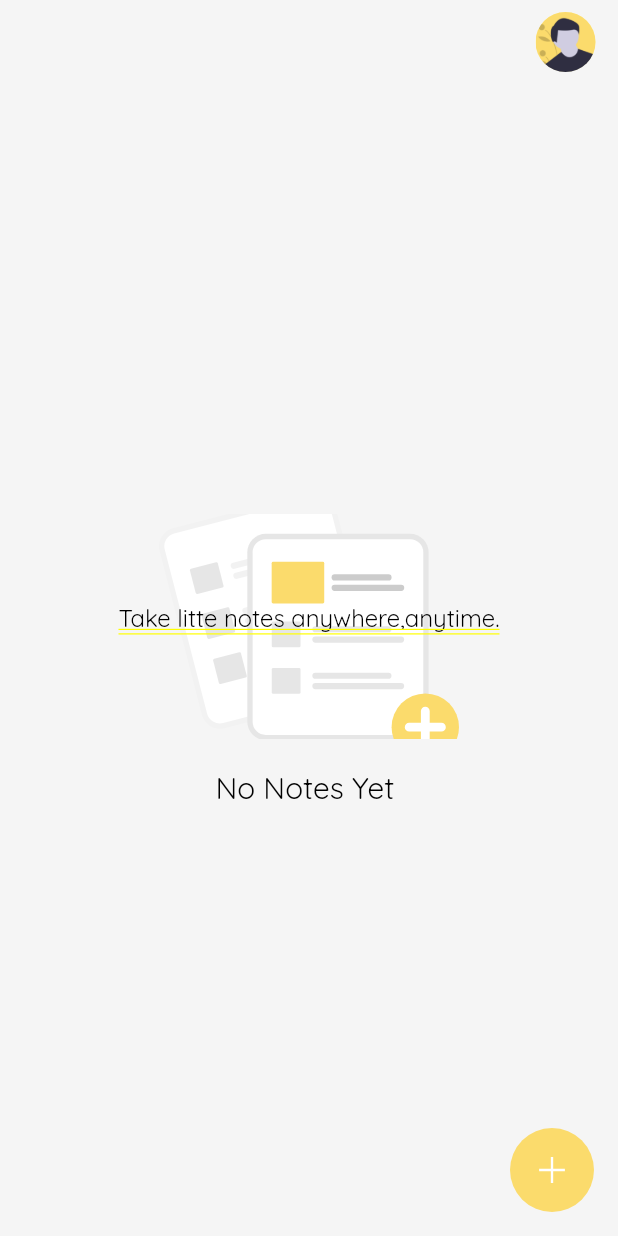
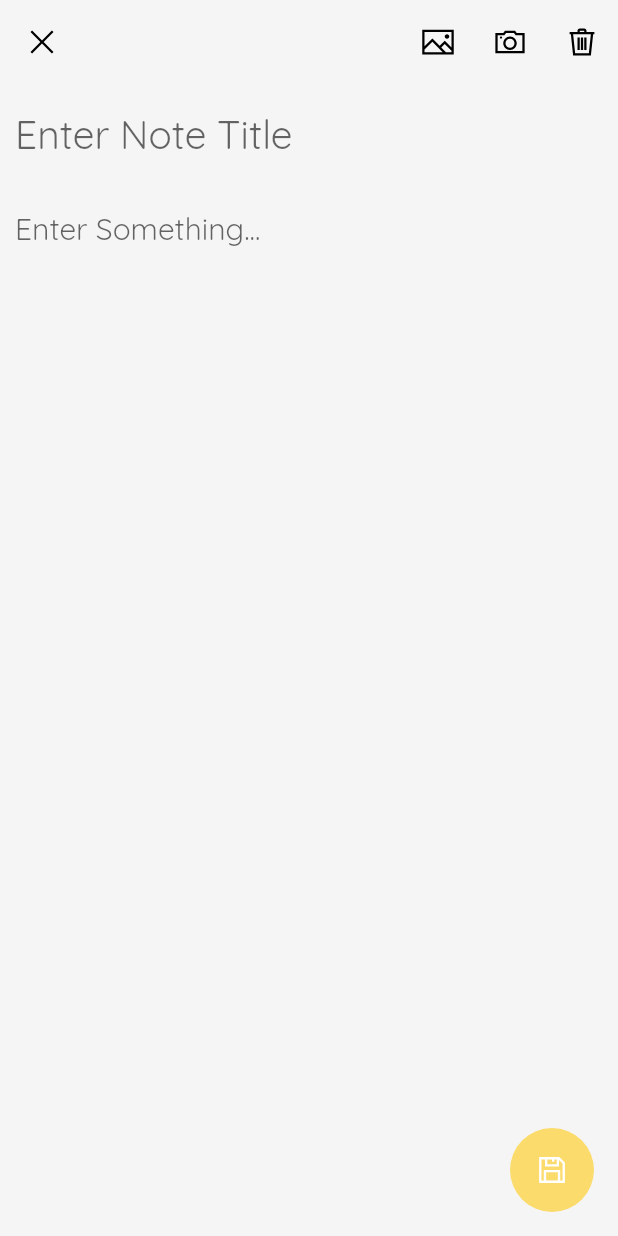
Before and after one commit to Strange-Philip/tiny_notes, a Flutter app: the Home screen opened by its route, after a tap on an icon or button, on a phone screen of 412 x 824 dp. Run offline on Flutter 3.47's test engine with Material 2 defaults, Android fonts, the phone set to English and light mode, and no system bars; our stand-ins replace flutter_spinkit, flutter_svg, image_picker, introduction_screen, line_icons, shared_preferences and 1 more; missing offline and left inert: animated_splash; accounts and stored records are empty.

Commit message:
home and edit screen fixed plus image functions

```diff
--- a/lib/homepage.dart
+++ b/lib/homepage.dart
@@ -1,7 +1,12 @@
 import 'package:animated_splash/animated_splash.dart';
 import 'package:flutter/material.dart';
+import 'package:flutter_spinkit/flutter_spinkit.dart';
 import 'package:flutter_svg/svg.dart';
 import 'package:line_icons/line_icons.dart';
+import 'package:provider/provider.dart';
+
+import 'models/noteprovider.dart';
+import 'noteEdit.dart';
 
 class Home extends StatelessWidget {
   @override
@@ -9,27 +14,28 @@ class Home extends StatelessWidget {
     return SafeArea(
       child: Stack(
         children: [
-          SizedBox(height:40),
           AnimatedSplash(
             imagePath: 'images/icon.jpg',
             home: HomePage(),
             duration: 2500,
             type: AnimatedSplashType.StaticDuration,
           ),
-          SizedBox(height:20),
+          Center(
+            child: Column(
+              children: [
+                SizedBox(height: 50),
                 Align(
                   alignment: Alignment.bottomCenter,
-                      child: Center(
                   child: Text("Take litte notes anywhere,anytime.",
                       style: TextStyle(
                           fontWeight: FontWeight.w400,
                           fontFamily: 'Quicksand',
                           color: Colors.black,
-                    fontSize: 16
-                  )),
+                          fontSize: 16)),
+                ),
+              ],
             ),
           ),
-          SizedBox(height:30)
         ],
       ),
     );
@@ -44,6 +50,21 @@ class HomePage extends StatefulWidget {
 class _HomePageState extends State<HomePage> {
   @override
   Widget build(BuildContext context) {
+    return FutureBuilder<Object>(
+        future: Provider.of<NoteProvider>(context, listen: false).getNotes(),
+        builder: (context, snapshot) {
+          if (snapshot.connectionState == ConnectionState.waiting) {
+            return SafeArea(
+              child: Scaffold(
+                body: Center(
+                  child: SpinKitFoldingCube(
+                    size: 30,
+                    color: Color(0xffFBDB6C),
+                  ),
+                ),
+              ),
+            );
+          } else if (snapshot.connectionState == ConnectionState.done) {
             return SafeArea(
                 child: Scaffold(
               appBar: AppBar(
@@ -52,19 +73,23 @@ class _HomePageState extends State<HomePage> {
                 backgroundColor: Colors.transparent,
                 actions: [
                   Padding(
-            padding: const EdgeInsets.symmetric(horizontal:15),
+                    padding: const EdgeInsets.symmetric(horizontal: 15),
                     child: GestureDetector(
                       onTap: () {
                         showBtnsheet(context);
                       },
                       child: CircleAvatar(
                           radius: 20,
-                  backgroundImage: AssetImage("images/male_avatar_.png")),
+                          backgroundImage:
+                              AssetImage("images/male_avatar_.png")),
                     ),
                   )
                 ],
               ),
-      body: Center(
+              body: Consumer<NoteProvider>(
+                builder: (context, noteprovider, child) =>
+                    noteprovider.items.length <= 0 ? child : Container(),
+                child: Center(
                   child: Column(
                     children: [
                       Spacer(),
@@ -78,7 +103,7 @@ class _HomePageState extends State<HomePage> {
                         height: 20,
                       ),
                       Text(
-              "No Notes Yet ",
+                        "No Notes Yet \nTap on the Plus Icon to add notes",
                         style: TextStyle(
                             fontSize: 20,
                             fontWeight: FontWeight.w400,
@@ -89,9 +114,13 @@ class _HomePageState extends State<HomePage> {
                     ],
                   ),
                 ),
+              ),
               floatingActionButton: FloatingActionButton(
                 elevation: 0,
-        onPressed: () {},
+                onPressed: () {
+                  Navigator.push(context,
+                      MaterialPageRoute(builder: (_) => NoteEditScreen()));
+                },
                 backgroundColor: Color(0xffFBDB6C),
                 child: Icon(
                   LineIcons.plus,
@@ -100,6 +129,9 @@ class _HomePageState extends State<HomePage> {
                 ),
               ),
             ));
+          }
+          return Container();
+        });
   }
 
   void showBtnsheet(
@@ -161,7 +193,9 @@ class _HomePageState extends State<HomePage> {
                               backgroundImage:
                                   AssetImage("images/male_avatar_.png")),
                         ),
-                        Divider(thickness: 2,),
+                        Divider(
+                          thickness: 2,
+                        ),
                         Padding(
                           padding: const EdgeInsets.symmetric(horizontal: 10),
                           child: ListTile(
--- a/lib/main.dart
+++ b/lib/main.dart
@@ -1,6 +1,8 @@
 import 'package:flutter/material.dart';
 import 'package:flutter/services.dart';
+import 'package:provider/provider.dart';
 import 'package:shared_preferences/shared_preferences.dart';
+import 'package:tiny_notes/models/noteprovider.dart';
 import 'homepage.dart';
 import 'onboarding.dart';
 
@@ -21,7 +23,9 @@ class MyApp extends StatelessWidget {
   // This widget is the root of your application.
   @override
   Widget build(BuildContext context) {
-    return MaterialApp(
+    return ChangeNotifierProvider.value(
+      value: NoteProvider(),
+      child: MaterialApp(
         debugShowCheckedModeBanner: false,
         theme: ThemeData(
           primarySwatch: Colors.yellow,
@@ -33,6 +37,7 @@ class MyApp extends StatelessWidget {
           'home': (context) => Home(),
           'onBoard': (context) => Onboard(),
         },
+      ),
     );
   }
 }
--- /dev/null
+++ b/lib/models/databasehelper.dart
@@ -0,0 +1,18 @@
+import 'package:path/path.dart';
+import 'package:sqflite/sqflite.dart';
+
+class DatabaseHelper {
+  static Future database() async {
+    final databasePath = await getDatabasesPath();
+
+    return openDatabase(join(databasePath, 'notes_database.db'),
+        onCreate: (database, version) {
+      return database.execute(
+          'id INTEGER PRIMARY KEY, title TEXT, content TEXT, imagePath TEXT, color TEXT, isAchived TEXT');
+    },version: 1);
+  }
+  static Future<List<Map<String,dynamic>>> getNotedFromDb()async{
+    final database = await DatabaseHelper.database();
+    return database.query("notes",orderBy: "id DESC");
+  }
+}
--- /dev/null
+++ b/lib/models/noteprovider.dart
@@ -0,0 +1,22 @@
+import 'package:flutter/material.dart';
+import 'package:tiny_notes/models/databasehelper.dart';
+import 'package:tiny_notes/models/notes.dart';
+
+class NoteProvider with ChangeNotifier {
+  List _items = [];
+
+  List get items {
+    return [..._items];
+  }
+
+  Future getNotes() async {
+    final noteList = await DatabaseHelper.getNotedFromDb();
+
+    _items = noteList
+        .map((item) => Note(item['id'], item['title'], item['content'],
+            item['imagePath'], item['color'], item['isAchived']))
+        .toList();
+
+        notifyListeners();
+  }
+}
--- /dev/null
+++ b/lib/models/notes.dart
@@ -0,0 +1,27 @@
+import 'package:flutter/material.dart';
+import 'package:intl/intl.dart';
+
+class Note{
+  int _id;
+  String _title;
+  String _content;
+  String _imagePath;
+  Color _color;
+  bool _isAchived;
+
+
+  Note(this._id,this._title,this._content,this._imagePath,this._color,this._isAchived);
+
+  int get id => _id;
+  String get title => _title;
+  String get content => _content;
+  String get imagePath => _imagePath;
+  Color get color => _color;
+  bool get isAchived => _isAchived;
+
+String get date {
+  final date = DateTime.fromMicrosecondsSinceEpoch(id);
+  return DateFormat('EEE h:mm a, dd/MM/yyy').format(date);
+}
+
+}
--- /dev/null
+++ b/lib/noteEdit.dart
@@ -0,0 +1,164 @@
+import 'dart:io';
+
+import 'package:flutter/material.dart';
+import 'package:image_picker/image_picker.dart';
+import 'package:line_icons/line_icons.dart';
+import 'package:path/path.dart';
+import 'package:path_provider/path_provider.dart';
+
+class NoteEditScreen extends StatefulWidget {
+  @override
+  _NoteEditScreenState createState() => _NoteEditScreenState();
+}
+
+class _NoteEditScreenState extends State<NoteEditScreen> {
+  File _image;
+  final picker = ImagePicker();
+  final titleController = TextEditingController();
+  final contentController = TextEditingController();
+
+  @override
+  void dispose() {
+    titleController.dispose();
+    contentController.dispose();
+    super.dispose();
+  }
+
+  @override
+  Widget build(BuildContext context) {
+    return SafeArea(
+        child: Scaffold(
+      appBar: AppBar(
+        elevation: 0,
+        backgroundColor: Colors.transparent,
+        automaticallyImplyLeading: false,
+        leading: IconButton(
+            icon: Icon(LineIcons.times),
+            onPressed: () {
+              Navigator.pop(context);
+            }),
+        actions: [
+          IconButton(
+              icon: Icon(LineIcons.image),
+              onPressed: () {
+                getImage(ImageSource.gallery);
+              }),
+          IconButton(
+              icon: Icon(LineIcons.camera),
+              onPressed: () {
+                getImage(ImageSource.camera);
+              }),
+          IconButton(
+              icon: Icon(LineIcons.trash),
+              onPressed: () {
+                Navigator.pop(context);
+              }),
+        ],
+      ),
+      floatingActionButton: FloatingActionButton(
+        elevation: 0,
+        onPressed: () {
+          if (titleController.text.isEmpty) {
+            titleController.text = "Untitled Note";
+          }
+        },
+        backgroundColor: Color(0xffFBDB6C),
+        child: Icon(
+          LineIcons.save,
+          size: 25,
+          color: Colors.white,
+        ),
+      ),
+      body: SingleChildScrollView(
+          child: Column(
+        crossAxisAlignment: CrossAxisAlignment.start,
+        children: [
+          Padding(
+            padding: EdgeInsets.symmetric(horizontal: 10, vertical: 5),
+            child: TextField(
+              controller: titleController,
+              maxLines: null,
+              textCapitalization: TextCapitalization.sentences,
+              style: TextStyle(
+                  fontSize: 26,
+                  fontWeight: FontWeight.w500,
+                  color: Colors.black45,
+                  fontFamily: 'Quicksand'),
+              decoration: InputDecoration(
+                  hintText: "Enter Note Title", border: InputBorder.none),
+            ),
+          ),
+          if (_image != null)
+            Container(
+              padding: EdgeInsets.all(10),
+              width: MediaQuery.of(context).size.width,
+              height: 200,
+              child: Stack(
+                children: [
+                  Container(
+                    decoration: BoxDecoration(
+                        borderRadius: BorderRadius.circular(10),
+                        image: DecorationImage(
+                            image: FileImage(_image), fit: BoxFit.cover)),
+                  ),
+                  Align(
+                    alignment: Alignment.bottomRight,
+                    child: Padding(
+                      padding: const EdgeInsets.all(10.0),
+                      child: Container(
+                        height: 30,
+                        width: 30,
+                        decoration: BoxDecoration(
+                          shape: BoxShape.circle,
+                          color: Color(0xffFBDB6C),
+                        ),
+                        child: InkWell(
+                          onTap: () {
+                            setState(() {
+                              _image = null;
+                            });
+                          },
+                          child: Icon(
+                            LineIcons.trash,
+                            color: Colors.white,
+                          ),
+                        ),
+                      ),
+                    ),
+                  )
+                ],
+              ),
+            ),
+          Padding(
+            padding: EdgeInsets.symmetric(horizontal: 10, vertical: 5),
+            child: TextField(
+              controller: contentController,
+              maxLines: null,
+              textCapitalization: TextCapitalization.sentences,
+              style: TextStyle(
+                  fontSize: 20,
+                  fontWeight: FontWeight.w300,
+                  color: Colors.black45,
+                  fontFamily: 'Quicksand'),
+              decoration: InputDecoration(
+                  hintText: "Enter Something...", border: InputBorder.none),
+            ),
+          ),
+        ],
+      )),
+    ));
+  }
+
+  getImage(ImageSource imageSource) async {
+    PickedFile imageFile = await picker.getImage(source: imageSource);
+    if (imageFile = null) return;
+    File tempFile = File(imageFile.path);
+    final appDir = await getApplicationDocumentsDirectory();
+    final fileName = basename(imageFile.path);
+
+    tempFile = await tempFile.copy('$appDir/$fileName');
+    setState(() {
+      _image = tempFile;
+    });
+  }
+}
--- /dev/null
+++ b/lib/noteview.dart
@@ -0,0 +1,15 @@
+import 'package:flutter/material.dart';
+
+class NoteView extends StatefulWidget {
+  @override
+  _NoteViewState createState() => _NoteViewState();
+}
+
+class _NoteViewState extends State<NoteView> {
+  @override
+  Widget build(BuildContext context) {
+    return Container(
+
+    );
+  }
+}
--- a/lib/onboarding.dart
+++ b/lib/onboarding.dart
@@ -3,6 +3,7 @@ import 'package:flutter/material.dart';
 import 'package:flutter_svg/svg.dart';
 import 'package:introduction_screen/introduction_screen.dart';
 import 'package:tiny_notes/homepage.dart';
+
 class Onboard extends StatelessWidget {
   @override
   Widget build(BuildContext context) {
@@ -16,19 +17,27 @@ class Onboard extends StatelessWidget {
             type: AnimatedSplashType.StaticDuration,
           ),
           Center(
+            child: Column(
+              children: [
+                SizedBox(height: 50),
+                Align(
+                  alignment: Alignment.bottomCenter,
                   child: Text("Take litte notes anywhere,anytime.",
                       style: TextStyle(
                           fontWeight: FontWeight.w400,
                           fontFamily: 'Quicksand',
                           color: Colors.black,
-                    fontSize: 16
-                  )),
+                          fontSize: 16)),
+                ),
+              ],
+            ),
           )
         ],
       ),
     );
   }
 }
+
 class OnboardingHome extends StatefulWidget {
   @override
   _OnboardingHomeState createState() => _OnboardingHomeState();
@@ -46,7 +55,6 @@ class _OnboardingHomeState extends State<OnboardingHome> {
             title: "Add Notes",
             image: SvgPicture.asset(
               "images/add_notes.svg",
-
             ),
             body:
                 "Consectetur voluptate id exercitation qui cillum commodo veniam nisi enim ad dolore veniam dolor aliqua.",
@@ -67,7 +75,6 @@ class _OnboardingHomeState extends State<OnboardingHome> {
             title: "Add Photos to Notes",
             image: SvgPicture.asset(
               "images/add_photo.svg",
-
             ),
             body:
                 "Consectetur voluptate id exercitation qui cillum commodo veniam nisi enim ad dolore veniam dolor aliqua.",
@@ -88,7 +95,6 @@ class _OnboardingHomeState extends State<OnboardingHome> {
             title: "Simple U.I Design",
             image: SvgPicture.asset(
               "images/work_from_anywhere.svg",
-
             ),
             body:
                 "Consectetur voluptate id exercitation qui cillum commodo veniam nisi enim ad dolore veniam dolor aliqua.",
@@ -109,7 +115,6 @@ class _OnboardingHomeState extends State<OnboardingHome> {
             title: "Dark and Light Modes",
             image: SvgPicture.asset(
               "images/dark_mode.svg",
-
             ),
             body:
                 "Consectetur voluptate id exercitation qui cillum commodo veniam nisi enim ad dolore veniam dolor aliqua.",
--- a/pubspec.yaml
+++ b/pubspec.yaml
@@ -40,6 +40,7 @@ dependencies:
   animated_splash: ^1.0.0
   introduction_screen: ^2.1.0
   shared_preferences: ^2.0.6
+  flutter_spinkit: ^5.0.0
 
 dev_dependencies:
   flutter_test:
```
Also changed, not shown: lib/cards.dart (added), pubspec.lock, 1 other file. Lines whose indentation alone changed are shown as unchanged.
